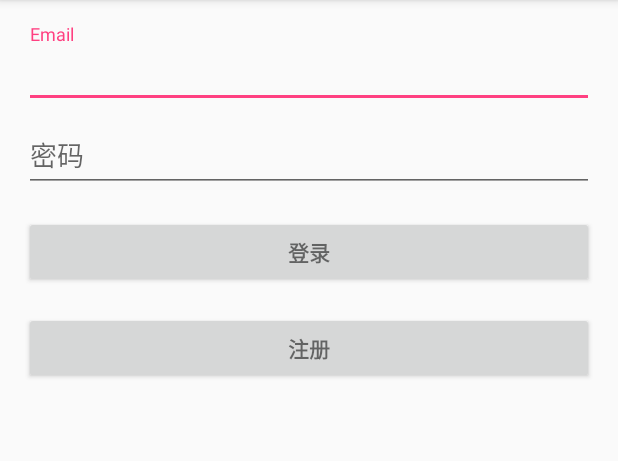
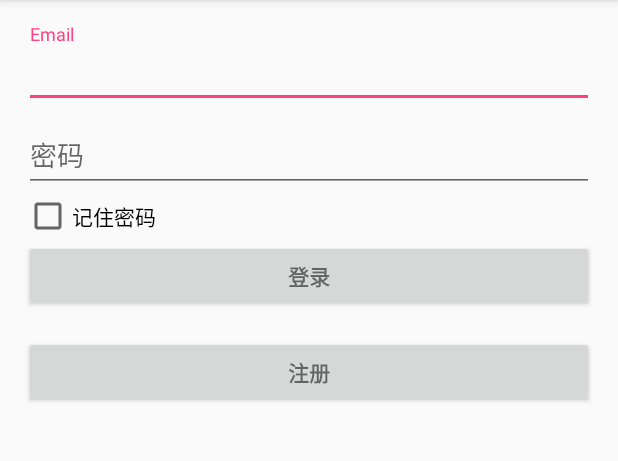
Before and after one commit to wanganwhu/GPSRecorder, an Android app: the screen it shows after launch (LoginActivity), on a phone screen of 412 x 824 dp, the part 84-545 px from its top. Run offline under Robolectric (Android 15) with nearby library versions, the phone set to English and light mode, and no system bars; 4 statements that could not run were skipped.

Commit message:
记住密码功能

```diff
--- a/app/src/main/java/com/wangan/gpsrecorder/LoginActivity.java
+++ b/app/src/main/java/com/wangan/gpsrecorder/LoginActivity.java
@@ -9,6 +9,7 @@ import android.app.AlertDialog;
 import android.content.Context;
 import android.content.DialogInterface;
 import android.content.Intent;
+import android.content.SharedPreferences;
 import android.content.pm.PackageManager;
 import android.support.design.widget.Snackbar;
 import android.support.v4.app.ActivityCompat;
@@ -34,26 +35,20 @@ import android.view.inputmethod.EditorInfo;
 import android.widget.ArrayAdapter;
 import android.widget.AutoCompleteTextView;
 import android.widget.Button;
+import android.widget.CheckBox;
+import android.widget.CompoundButton;
 import android.widget.EditText;
 import android.widget.TextView;
 import android.widget.Toast;
 
-import com.baidu.mapapi.SDKInitializer;
-import com.wangan.gpsrecorder.model.PointDetails;
+
 import com.wangan.gpsrecorder.util.OKHttpUtils;
 
 import org.json.JSONException;
 import org.json.JSONObject;
 
-import java.io.BufferedReader;
 import java.io.IOException;
-import java.io.InputStream;
-import java.io.InputStreamReader;
-import java.io.OutputStream;
-import java.net.HttpURLConnection;
-import java.net.MalformedURLException;
-import java.net.ProtocolException;
-import java.net.URL;
+
 import java.util.ArrayList;
 import java.util.List;
 
@@ -71,23 +66,20 @@ public class LoginActivity extends AppCompatActivity implements LoaderCallbacks<
     private static final int REQUEST_READ_CONTACTS = 0;
 
     /**
-     * A dummy authentication store containing known user names and passwords.
-     * TODO: remove after connecting to a real authentication system.
-     */
-    private static final String[] DUMMY_CREDENTIALS = new String[]{
-            "foo@example.com:hello", "bar@example.com:world"
-    };
-
-    /**
      * Keep track of the login task to ensure we can cancel it if requested.
      */
     private UserLoginTask mAuthTask = null;
+
+    //声明一个SharedPreferences对象和一个Editor对象
+    private SharedPreferences preferences;
+    private SharedPreferences.Editor editor;
 
     // UI references.
     private AutoCompleteTextView mEmailView;
     private EditText mPasswordView;
     private View mProgressView;
     private View mLoginFormView;
+    private CheckBox mRememberPasswordView;
 
     @Override
     protected void onCreate(Bundle savedInstanceState) {
@@ -128,6 +120,39 @@ public class LoginActivity extends AppCompatActivity implements LoaderCallbacks<
 
         mLoginFormView = findViewById(R.id.login_form);
         mProgressView = findViewById(R.id.login_progress);
+        mRememberPasswordView = findViewById(R.id.remember_password);
+        mRememberPasswordView.setOnCheckedChangeListener(new CompoundButton.OnCheckedChangeListener() {
+            @Override
+            public void onCheckedChanged(CompoundButton buttonView, boolean isChecked) {
+                if(!isChecked) {
+                    //否则将密码清除
+                    editor.remove("username");
+                    editor.remove("password");
+                    editor.apply();
+                }
+            }
+        });
+
+        //获取preferences和editor对象
+        preferences = getSharedPreferences("UserInfo", MODE_PRIVATE);
+        editor = preferences.edit();
+
+        /*
+        启动程序时首先检查sharedPreferences中是否储存有用户名和密码
+        若无，则将checkbox状态显示为未选中
+        若有，则直接中sharedPreferences中读取用户名和密码，并将checkbox状态显示为已选中
+        这里getString()方法需要两个参数，第一个是键，第二个是值。
+        启动程序时我们传入需要读取的键，值填null即可。若有值则会自动显示，没有则为空。
+         */
+        String name = preferences.getString("username",null);
+        String password = preferences.getString("password", null);
+        if (name == null) {
+            mRememberPasswordView.setChecked(false);
+        } else {
+            mEmailView.setText(name);
+            mPasswordView.setText(password);
+            mRememberPasswordView.setChecked(true);
+        }
     }
 
     @Override
@@ -482,7 +507,11 @@ public class LoginActivity extends AppCompatActivity implements LoaderCallbacks<
 
 
             if (s == 1) {
-                //finish();
+                if(mRememberPasswordView.isChecked()){
+                    editor.putString("username", mEmail);
+                    editor.putString("password", mPassword);
+                    editor.apply();
+                }
                 Intent intent = new Intent(LoginActivity.this, MapActivity.class);
                 intent.putExtra("username",mEmail);
                 intent.putExtra("password",mPassword);
--- a/app/src/main/java/com/wangan/gpsrecorder/MapActivity.java
+++ b/app/src/main/java/com/wangan/gpsrecorder/MapActivity.java
@@ -53,6 +53,7 @@ import com.baidu.mapapi.map.MarkerOptions;
 import com.baidu.mapapi.map.MyLocationConfiguration;
 import com.baidu.mapapi.map.MyLocationConfiguration.LocationMode;
 import com.baidu.mapapi.map.MyLocationData;
+import com.baidu.mapapi.map.TextureMapView;
 import com.baidu.mapapi.model.LatLng;
 import com.readystatesoftware.systembartint.SystemBarTintManager;
 
@@ -78,7 +79,7 @@ public class MapActivity extends Activity implements View.OnClickListener,Sensor
     BitmapDescriptor bdA = BitmapDescriptorFactory
             .fromResource(R.drawable.icon_marka);
 
-    MapView mMapView;
+    TextureMapView mMapView;
     BaiduMap mBaiduMap;
 
     boolean isFirstLoc = true; // 是否首次定位
@@ -98,7 +99,7 @@ public class MapActivity extends Activity implements View.OnClickListener,Sensor
         mSensorManager = (SensorManager) getSystemService(SENSOR_SERVICE);//获取传感器管理服务
 
         // 定位初始化
-        mLocClient = new LocationClient(this);
+        mLocClient = new LocationClient(getApplicationContext());
         mLocClient.registerLocationListener(myListener);
         LocationClientOption option = new LocationClientOption();
         option.setOpenGps(true); // 打开gps
--- a/app/src/main/res/layout/activity_login.xml
+++ b/app/src/main/res/layout/activity_login.xml
@@ -63,12 +63,18 @@
 
             </android.support.design.widget.TextInputLayout>
 
+            <CheckBox
+                android:id="@+id/remember_password"
+                android:layout_width="match_parent"
+                android:layout_height="wrap_content"
+                android:text="@string/remember_password"/>
+
             <Button
                 android:id="@+id/email_sign_in_button"
                 style="?android:textAppearanceSmall"
                 android:layout_width="match_parent"
                 android:layout_height="wrap_content"
-                android:layout_marginTop="16dp"
+
                 android:text="@string/action_sign_in"
                 android:textStyle="bold" />
 
--- a/app/src/main/res/layout/activity_map.xml
+++ b/app/src/main/res/layout/activity_map.xml
@@ -45,7 +45,7 @@ android:layout_height="match_parent"
 
         </LinearLayout>
 
-        <com.baidu.mapapi.map.MapView
+        <com.baidu.mapapi.map.TextureMapView
             android:id="@+id/main_map_view"
             android:layout_width="fill_parent"
             android:layout_height="fill_parent"
--- a/app/src/main/res/values/strings.xml
+++ b/app/src/main/res/values/strings.xml
@@ -5,6 +5,7 @@
     <!-- Strings related to login -->
     <string name="prompt_email">Email</string>
     <string name="prompt_password">密码</string>
+    <string name="remember_password">记住密码</string>
     <string name="confirm_prompt_password">请再次输入</string>
     <string name="action_sign_in">登录</string>
     <string name="action_register">注册</string>
```
Also changed, not shown: app/src/main/AndroidManifest.xml (+8 -1 lines), app/src/main/java/com/wangan/gpsrecorder/RecordDetailActivity.java (+14 -13 lines), app/src/main/res/layout/activity_record_detail.xml (+42 -1 lines), app/src/main/res/layout/record_detail_layout.xml (+0 -39 lines), app/src/main/res/drawable/plus.png.
